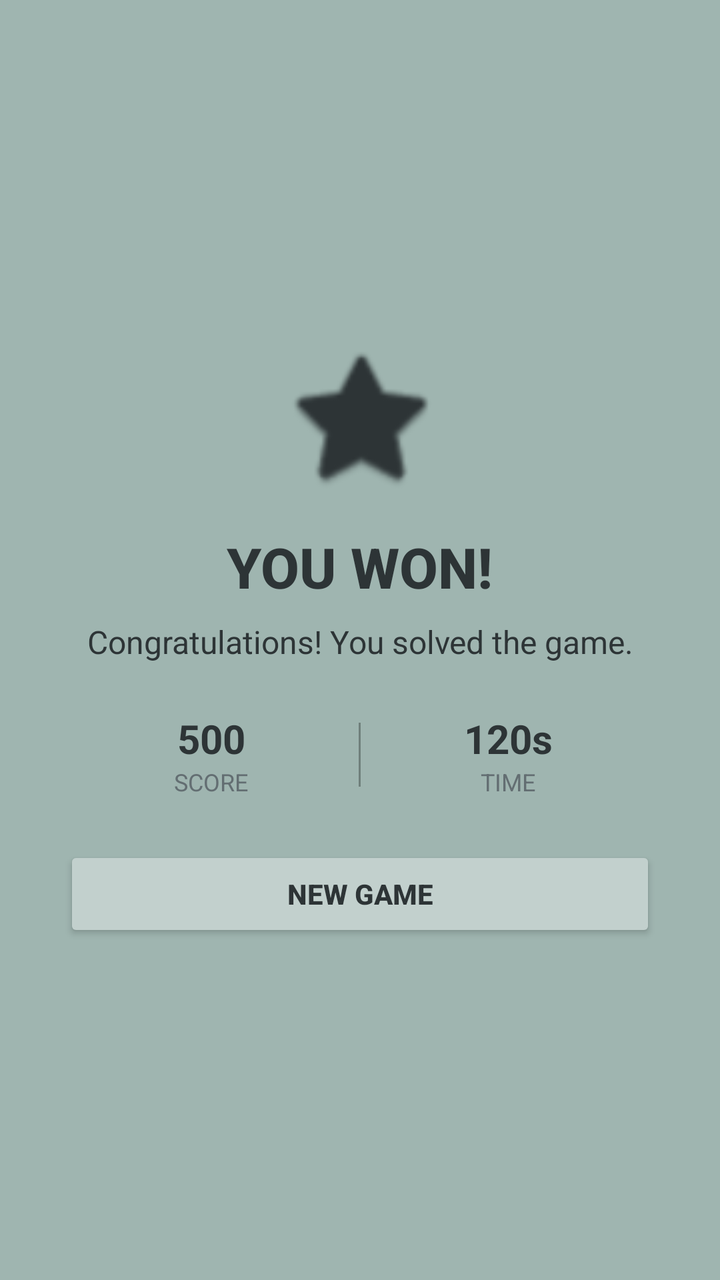
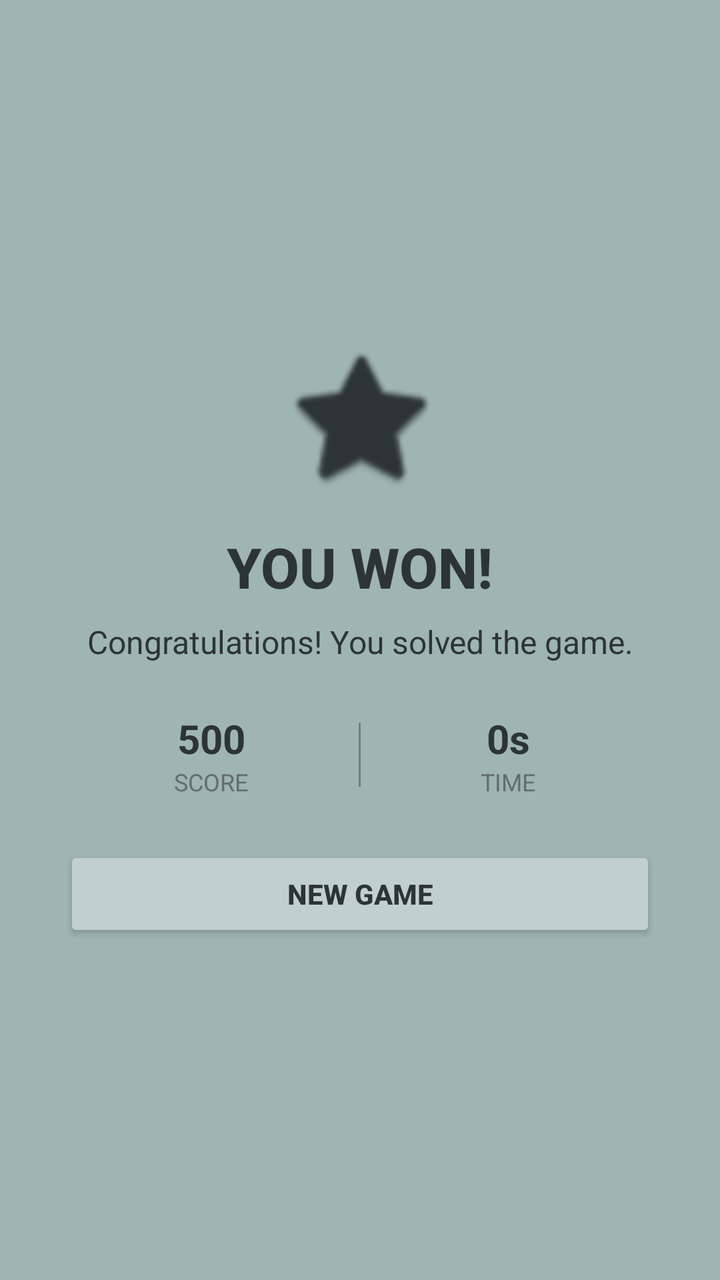

Compare the two renders of this Android layout. The source of the first and the diff that turns it into the second are given below.
<!-- AndroidManifest.xml: application theme Theme.SolitaireGame -->
<!-- res/layout/dialog_game_won.xml -->
<?xml version="1.0" encoding="utf-8"?>
<LinearLayout xmlns:android="http://schemas.android.com/apk/res/android"
    android:layout_width="match_parent"
    android:layout_height="wrap_content"
    xmlns:app="http://schemas.android.com/apk/res-auto"
    android:orientation="vertical"
    android:background="#9fb5b0"
    android:padding="32dp"
    android:gravity="center">

    <ImageView
        android:layout_width="80dp"
        android:layout_height="80dp"
        android:src="@android:drawable/btn_star_big_on"
        app:tint="#2d3436"
        android:layout_marginBottom="16dp"/>

    <TextView
        android:layout_width="wrap_content"
        android:layout_height="wrap_content"
        android:text="YOU WON!"
        android:textColor="#2d3436"
        android:textSize="28sp"
        android:textStyle="bold"
        android:fontFamily="sans-serif-medium"
        android:layout_marginBottom="8dp"/>

    <TextView
        android:id="@+id/winMessage"
        android:layout_width="wrap_content"
        android:layout_height="wrap_content"
        android:text="Congratulations! You solved the game."
        android:textColor="#2d3436"
        android:textSize="16sp"
        android:gravity="center"
        android:layout_marginBottom="24dp"/>

    <LinearLayout
        android:layout_width="match_parent"
        android:layout_height="wrap_content"
        android:orientation="horizontal"
        android:gravity="center"
        android:layout_marginBottom="24dp">

        <LinearLayout
            android:layout_width="0dp"
            android:layout_height="wrap_content"
            android:layout_weight="1"
            android:gravity="center"
            android:orientation="vertical">
            <TextView
                android:id="@+id/finalScore"
                android:layout_width="wrap_content"
                android:layout_height="wrap_content"
                android:text="500"
                android:textColor="#2d3436"
                android:textSize="20sp"
                android:textStyle="bold"/>
            <TextView
                android:layout_width="wrap_content"
                android:layout_height="wrap_content"
                android:text="SCORE"
                android:textColor="#636e72"
                android:textSize="12sp"/>
        </LinearLayout>

        <View
            android:layout_width="1dp"
            android:layout_height="32dp"
            android:background="#4D000000"/>

        <LinearLayout
            android:layout_width="0dp"
            android:layout_height="wrap_content"
            android:layout_weight="1"
            android:gravity="center"
            android:orientation="vertical">
            <TextView
                android:id="@+id/finalTime"
                android:layout_width="wrap_content"
                android:layout_height="wrap_content"
                android:text="120s"
                android:textColor="#2d3436"
                android:textSize="20sp"
                android:textStyle="bold"/>
            <TextView
                android:layout_width="wrap_content"
                android:layout_height="wrap_content"
                android:text="TIME"
                android:textColor="#636e72"
                android:textSize="12sp"/>
        </LinearLayout>
    </LinearLayout>

    <Button
        android:id="@+id/newGameButton"
        android:layout_width="match_parent"
        android:layout_height="wrap_content"
        android:text="NEW GAME"
        android:backgroundTint="#c2d0cd"
        android:textColor="#2d3436"
        android:textStyle="bold"
        android:paddingVertical="12dp"
        android:textAllCaps="true"/>

</LinearLayout>
<!-- resources referenced by this layout -->
<resources>
  <style name="Theme.SolitaireGame" parent="Theme.Material3.Dark.NoActionBar">
          
          <item name="colorPrimary">@color/purple_500</item>
          <item name="colorPrimaryVariant">@color/purple_700</item>
          <item name="colorOnPrimary">@color/white</item>
          
          <item name="colorSecondary">@color/teal_200</item>
          <item name="colorSecondaryVariant">@color/teal_700</item>
          <item name="colorOnSecondary">@color/black</item>
          
          <item name="android:statusBarColor">@color/black</item>
          
          <item name="floatingActionButtonStyle">@style/FabStyle</item>
      </style>
  <color name="purple_500">#FF6200EE</color>
  <color name="purple_700">#FF3700B3</color>
  <color name="white">#FFFFFFFF</color>
  <color name="teal_200">#FF03DAC5</color>
  <color name="teal_700">#FF018786</color>
  <color name="black">#FF000000</color>
  <style name="FabStyle" parent="Widget.MaterialComponents.FloatingActionButton">
          <item name="backgroundTint">@color/black</item>
          <item name="tint">@android:color/white</item>
          <item name="elevation">8dp</item>
          <item name="hoveredFocusedTranslationZ">12dp</item>
          <item name="pressedTranslationZ">8dp</item>
          <item name="shapeAppearance">@style/FabShapeAppearance</item>
      </style>
  <style name="FabShapeAppearance" parent="ShapeAppearance.MaterialComponents.SmallComponent">
          <item name="cornerFamily">rounded</item>
          <item name="cornerSize">50%</item>
      </style>
</resources>

<!-- the commit's change to res/layout/dialog_game_won.xml (unified diff, before → after) -->
@@ -79,7 +79,7 @@
                 android:id="@+id/finalTime"
                 android:layout_width="wrap_content"
                 android:layout_height="wrap_content"
-                android:text="120s"
+                android:text="0s"
                 android:textColor="#2d3436"
                 android:textSize="20sp"
                 android:textStyle="bold"/>
